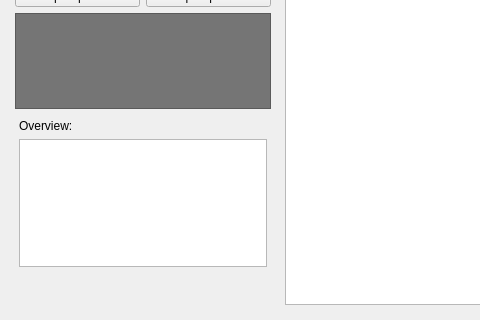
This is src/ui/tabs/tabproperties.ui in PsyCommando/ppmdu_spriteeditor as Qt 5 draws it before an edit; both pictures show x 0 to 480 and y 340 to 660 of the 760 by 660 pixel window. The edited form follows.
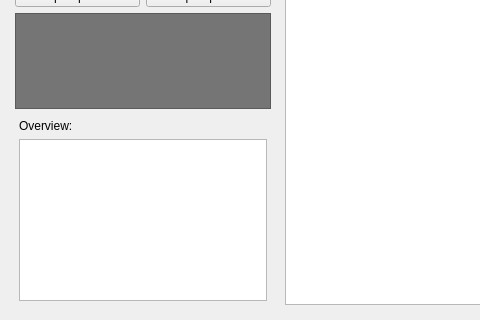
This is the edited form. Icons and pictures are not drawn.

What changed in the file:
```diff
--- a/src/ui/tabs/tabproperties.ui
+++ b/src/ui/tabs/tabproperties.ui
@@ -174,7 +174,7 @@
       </layout>
      </item>
      <item>
-      <layout class="QVBoxLayout" name="verticalLayout_3">
+      <layout class="QVBoxLayout" name="verticalLayout_3" stretch="0,0,1,2">
        <property name="leftMargin">
         <number>4</number>
        </property>
@@ -453,19 +453,6 @@
          </item>
         </layout>
        </item>
-       <item>
-        <spacer name="verticalSpacer">
-         <property name="orientation">
-          <enum>Qt::Vertical</enum>
-         </property>
-         <property name="sizeHint" stdset="0">
-          <size>
-           <width>20</width>
-           <height>40</height>
-          </size>
-         </property>
-        </spacer>
-       </item>
       </layout>
      </item>
     </layout>
```
Left out of the diff: 4 changed lines with no effect on the pictures.
